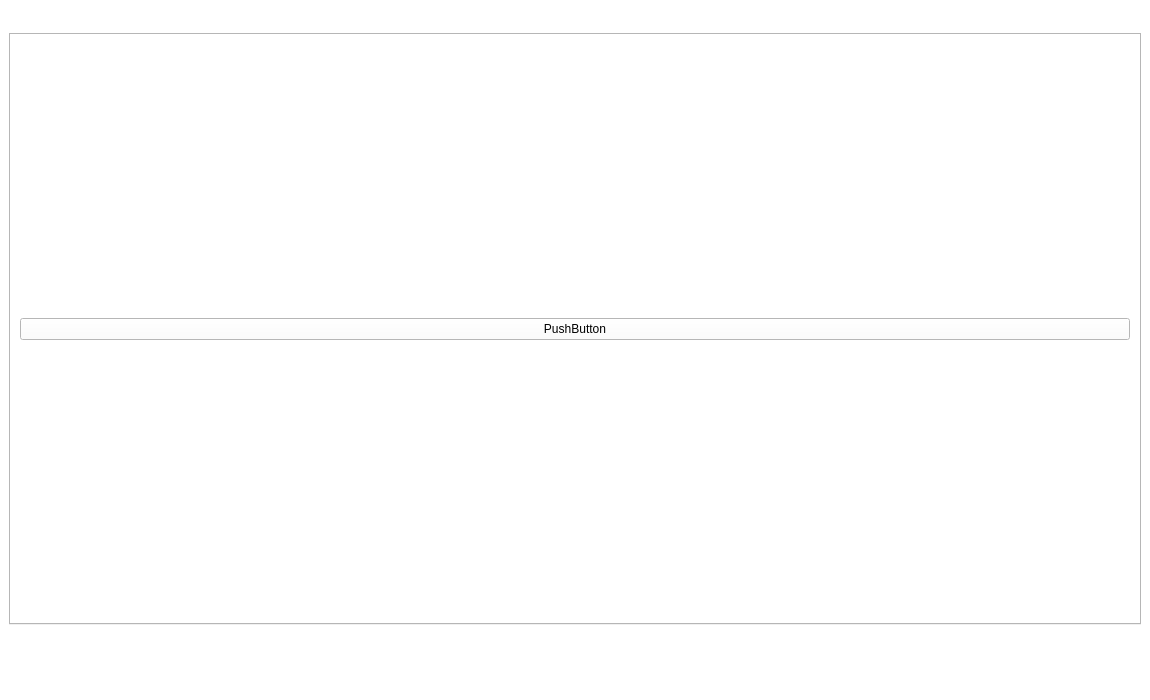
cowboymalboro1884/MessLess, file client/include/mainwindow.ui: the form before one commit.
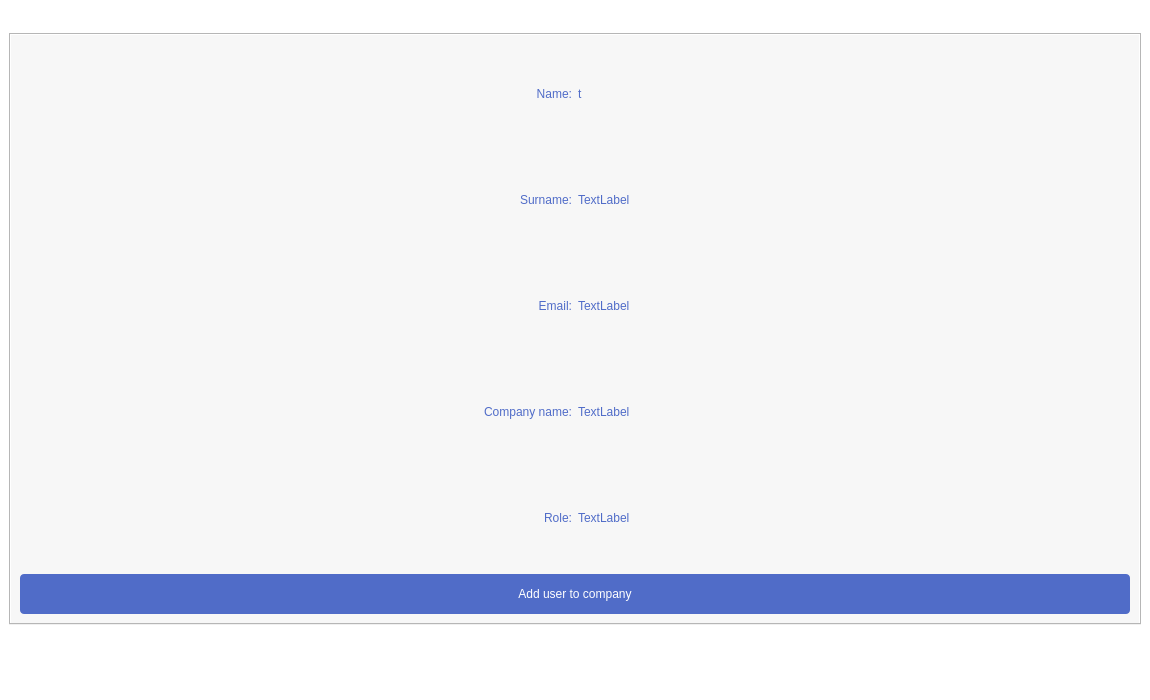
The form after the commit. The open tabs and pages were chosen to show the change. Icons and pictures are not drawn.

```diff
--- a/client/include/mainwindow.ui
+++ b/client/include/mainwindow.ui
@@ -29,8 +29,8 @@
      <verstretch>0</verstretch>
     </sizepolicy>
    </property>
-   <layout class="QVBoxLayout" name="verticalLayout_2">
-    <item>
+   <layout class="QGridLayout" name="gridLayout_2">
+    <item row="0" column="0">
      <widget class="QTabWidget" name="tabWidget">
       <property name="styleSheet">
        <string notr="true">QTabWidget:tab-bar
@@ -43,17 +43,168 @@
 </string>
       </property>
       <property name="currentIndex">
-       <number>1</number>
+       <number>2</number>
       </property>
       <widget class="QWidget" name="tab_2">
+       <property name="styleSheet">
+        <string notr="true">background-color:rgb(247, 247, 247)</string>
+       </property>
        <attribute name="title">
         <string>Chat</string>
        </attribute>
-       <layout class="QGridLayout" name="gridLayout">
-        <item row="0" column="0">
-         <widget class="QPushButton" name="pushButton_2">
+       <layout class="QVBoxLayout" name="verticalLayout_6">
+        <item>
+         <layout class="QGridLayout" name="gridLayout">
+          <item row="6" column="0">
+           <widget class="QLabel" name="role">
+            <property name="layoutDirection">
+             <enum>Qt::LeftToRight</enum>
+            </property>
+            <property name="styleSheet">
+             <string notr="true">color: rgb(80, 108, 200);
+font: 87 20pt &quot;Arial Black&quot;;</string>
+            </property>
+            <property name="text">
+             <string>Role:</string>
+            </property>
+            <property name="alignment">
+             <set>Qt::AlignRight|Qt::AlignTrailing|Qt::AlignVCenter</set>
+            </property>
+           </widget>
+          </item>
+          <item row="1" column="0">
+           <widget class="QLabel" name="name">
+            <property name="styleSheet">
+             <string notr="true">color: rgb(80, 108, 200);
+font: 87 20pt &quot;Arial Black&quot;;</string>
+            </property>
+            <property name="text">
+             <string>Name:</string>
+            </property>
+            <property name="alignment">
+             <set>Qt::AlignRight|Qt::AlignTrailing|Qt::AlignVCenter</set>
+            </property>
+           </widget>
+          </item>
+          <item row="2" column="0">
+           <widget class="QLabel" name="surname">
+            <property name="styleSheet">
+             <string notr="true">color: rgb(80, 108, 200);
+font: 87 20pt &quot;Arial Black&quot;;</string>
+            </property>
+            <property name="text">
+             <string>Surname:</string>
+            </property>
+            <property name="alignment">
+             <set>Qt::AlignRight|Qt::AlignTrailing|Qt::AlignVCenter</set>
+            </property>
+           </widget>
+          </item>
+          <item row="3" column="0">
+           <widget class="QLabel" name="email">
+            <property name="styleSheet">
+             <string notr="true">color: rgb(80, 108, 200);
+font: 87 20pt &quot;Arial Black&quot;;</string>
+            </property>
+            <property name="text">
+             <string>Email:</string>
+            </property>
+            <property name="alignment">
+             <set>Qt::AlignRight|Qt::AlignTrailing|Qt::AlignVCenter</set>
+            </property>
+           </widget>
+          </item>
+          <item row="3" column="1">
+           <widget class="QLabel" name="email_">
+            <property name="styleSheet">
+             <string notr="true">color: rgb(80, 108, 200);
+font: 87 20pt &quot;Arial Black&quot;;</string>
+            </property>
+            <property name="text">
+             <string>TextLabel</string>
+            </property>
+           </widget>
+          </item>
+          <item row="6" column="1">
+           <widget class="QLabel" name="role_">
+            <property name="styleSheet">
+             <string notr="true">color: rgb(80, 108, 200);
+font: 87 20pt &quot;Arial Black&quot;;</string>
+            </property>
+            <property name="text">
+             <string>TextLabel</string>
+            </property>
+           </widget>
+          </item>
+          <item row="5" column="1">
+           <widget class="QLabel" name="company_">
+            <property name="styleSheet">
+             <string notr="true">color: rgb(80, 108, 200);
+font: 87 20pt &quot;Arial Black&quot;;</string>
+            </property>
+            <property name="text">
+             <string>TextLabel</string>
+            </property>
+           </widget>
+          </item>
+          <item row="1" column="1">
+           <widget class="QLabel" name="name_">
+            <property name="styleSheet">
+             <string notr="true">color: rgb(80, 108, 200);
+font: 87 20pt &quot;Arial Black&quot;;</string>
+            </property>
+            <property name="text">
+             <string>t</string>
+            </property>
+           </widget>
+          </item>
+          <item row="5" column="0">
+           <widget class="QLabel" name="company">
+            <property name="styleSheet">
+             <string notr="true">color: rgb(80, 108, 200);
+font: 87 20pt &quot;Arial Black&quot;;</string>
+            </property>
+            <property name="text">
+             <string>Company name:</string>
+            </property>
+            <property name="alignment">
+             <set>Qt::AlignRight|Qt::AlignTrailing|Qt::AlignVCenter</set>
+            </property>
+           </widget>
+          </item>
+          <item row="2" column="1">
+           <widget class="QLabel" name="surname_">
+            <property name="styleSheet">
+             <string notr="true">color: rgb(80, 108, 200);
+font: 87 20pt &quot;Arial Black&quot;;</string>
+            </property>
+            <property name="text">
+             <string>TextLabel</string>
+            </property>
+           </widget>
+          </item>
+         </layout>
+        </item>
+        <item>
+         <widget class="QPushButton" name="add_user_button">
+          <property name="styleSheet">
+           <string notr="true">QPushButton {
+     background-color: rgb(80, 108, 200);
+	color: white;
+border: 1px black;
+
+     border-radius: 4px;
+	font: 63 20pt &quot;Yu Gothic UI Semibold&quot;;
+width:326px;
+height:40px;
+}
+
+QPushButton:hover{
+border: 1px solid rgb(255, 255, 255);
+}</string>
+          </property>
           <property name="text">
-           <string>PushButton</string>
+           <string>Add user to company</string>
           </property>
          </widget>
         </item>
@@ -76,7 +227,7 @@
 border: 1px black;
      border-radius: 4px;
 	height:26px;
-	font: 63 8pt &quot;Yu Gothic UI Semibold&quot;;
+	font: 63 10pt &quot;Yu Gothic UI Semibold&quot;;
 }
 
 
@@ -113,8 +264,8 @@
             <rect>
              <x>0</x>
              <y>0</y>
-             <width>1098</width>
-             <height>523</height>
+             <width>1078</width>
+             <height>501</height>
             </rect>
            </property>
            <layout class="QFormLayout" name="formLayout">
@@ -140,24 +291,70 @@
        <layout class="QVBoxLayout" name="verticalLayout_3">
         <item>
          <widget class="QScrollArea" name="scrollArea_2">
-          <property name="styleSheet">
-           <string notr="true">background-color:rgb(252, 252, 252)</string>
-          </property>
           <property name="widgetResizable">
            <bool>true</bool>
           </property>
-          <widget class="QWidget" name="messages">
+          <property name="alignment">
+           <set>Qt::AlignLeading|Qt::AlignLeft|Qt::AlignVCenter</set>
+          </property>
+          <widget class="QWidget" name="scrollAreaWidgetContents_3">
            <property name="geometry">
             <rect>
              <x>0</x>
              <y>0</y>
-             <width>1098</width>
-             <height>522</height>
+             <width>1078</width>
+             <height>503</height>
             </rect>
            </property>
-           <layout class="QVBoxLayout" name="verticalLayout_5">
-            <item>
-             <layout class="QVBoxLayout" name="messages_scroll"/>
+           <property name="styleSheet">
+            <string notr="true">QLabel{
+color: rgb(80, 108, 200);
+font:13px;
+qproperty-alignment: AlignCenter;
+}
+QPushButton{
+color: rgb(80, 108, 200);
+font:13px &quot;Arial Black&quot;;;
+background-color: white;
+border-radius: 4px;
+border: 0.5px solid  rgb(80, 108, 200);
+
+
+}
+
+</string>
+           </property>
+           <layout class="QFormLayout" name="formLayout_3">
+            <item row="0" column="0">
+             <spacer name="verticalSpacer">
+              <property name="orientation">
+               <enum>Qt::Vertical</enum>
+              </property>
+              <property name="sizeHint" stdset="0">
+               <size>
+                <width>20</width>
+                <height>40</height>
+               </size>
+              </property>
+             </spacer>
+            </item>
+            <item row="1" column="0" colspan="2">
+             <layout class="QVBoxLayout" name="messages">
+              <item>
+               <widget class="QPushButton" name="pushButton">
+                <property name="text">
+                 <string>PushButton</string>
+                </property>
+               </widget>
+              </item>
+              <item>
+               <widget class="QLabel" name="label">
+                <property name="text">
+                 <string>TextLabel</string>
+                </property>
+               </widget>
+              </item>
+             </layout>
             </item>
            </layout>
           </widget>
@@ -166,27 +363,21 @@
         <item>
          <layout class="QHBoxLayout" name="horizontalLayout_4">
           <item>
-           <widget class="QTextEdit" name="message">
-            <property name="sizePolicy">
-             <sizepolicy hsizetype="Fixed" vsizetype="Fixed">
-              <horstretch>0</horstretch>
-              <verstretch>0</verstretch>
-             </sizepolicy>
-            </property>
-            <property name="maximumSize">
-             <size>
-              <width>1000</width>
-              <height>25</height>
-             </size>
-            </property>
+           <widget class="QLineEdit" name="message">
             <property name="styleSheet">
-             <string notr="true">height:50px;
-background-color:white;</string>
+             <string notr="true">border: 1px solid black;
+     border-radius: 4px;
+background-color: white;
+height:24px;
+</string>
+            </property>
+            <property name="text">
+             <string/>
             </property>
            </widget>
           </item>
           <item>
-           <widget class="QPushButton" name="send_button">
+           <widget class="QPushButton" name="send_message">
             <property name="sizePolicy">
              <sizepolicy hsizetype="Fixed" vsizetype="Fixed">
               <horstretch>200</horstretch>
@@ -207,7 +398,7 @@
      border-radius: 4px;
 	height:26px;
 	width: 200px;
-	font: 63 8pt &quot;Yu Gothic UI Semibold&quot;;
+	font: 63 10pt &quot;Yu Gothic UI Semibold&quot;;
 }
 
 
@@ -226,7 +417,7 @@
       </widget>
      </widget>
     </item>
-    <item>
+    <item row="1" column="0">
      <layout class="QHBoxLayout" name="horizontalLayout_2">
       <item>
        <spacer name="horizontalSpacer_3">
```
